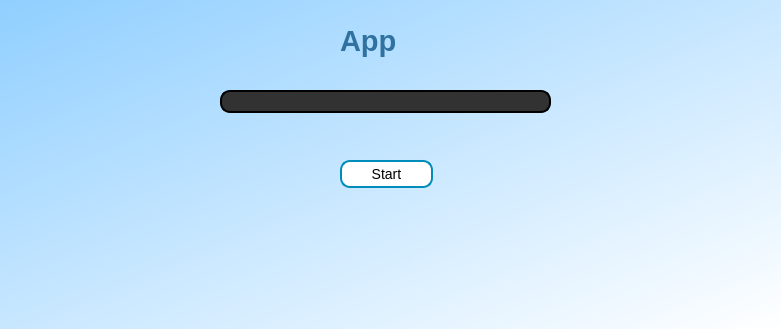
Old version of the form app_front_end.ui in the repository IsmailNaziz/ImagesManager.
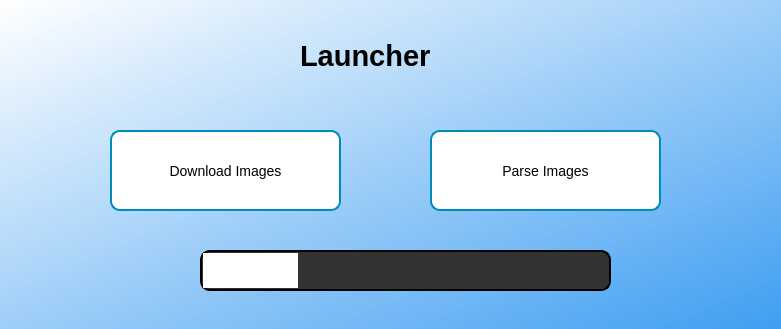
New version of the form.

Diff of the .ui file:
```diff
--- a/app_front_end.ui
+++ b/app_front_end.ui
@@ -15,7 +15,7 @@
   </property>
   <property name="styleSheet">
    <string notr="true">QWidget#main_widget{
-background-color: qlineargradient(spread:pad, x1:0, y1:0, x2:1, y2:1, stop:0 rgba(144, 207, 255, 255), stop:1 rgba(255, 255, 255, 255));
+background-color: qlineargradient(spread:pad, x1:1, y1:1, x2:0, y2:0, stop:0 rgba(19, 138, 242, 0.8), stop:1 rgba(255, 255, 255, 255));
 }
 
 
@@ -36,7 +36,7 @@
 }
 
 QLabel{
-  color:#2F72A0;
+  color:#000000;
 
 }
 
@@ -58,39 +58,23 @@
    <widget class="QPushButton" name="start_button">
     <property name="geometry">
      <rect>
-      <x>340</x>
-      <y>160</y>
-      <width>93</width>
-      <height>28</height>
+      <x>110</x>
+      <y>130</y>
+      <width>231</width>
+      <height>81</height>
      </rect>
     </property>
     <property name="text">
-     <string>Start</string>
-    </property>
-   </widget>
-   <widget class="QProgressBar" name="app_progress_bar">
-    <property name="geometry">
-     <rect>
-      <x>220</x>
-      <y>90</y>
-      <width>331</width>
-      <height>23</height>
-     </rect>
-    </property>
-    <property name="value">
-     <number>0</number>
-    </property>
-    <property name="textVisible">
-     <bool>false</bool>
+     <string>Download Images</string>
     </property>
    </widget>
    <widget class="QLabel" name="title_label">
     <property name="geometry">
      <rect>
-      <x>340</x>
-      <y>10</y>
-      <width>91</width>
-      <height>61</height>
+      <x>300</x>
+      <y>20</y>
+      <width>181</width>
+      <height>71</height>
      </rect>
     </property>
     <property name="font">
@@ -101,7 +85,36 @@
      </font>
     </property>
     <property name="text">
-     <string>App </string>
+     <string>Launcher</string>
+    </property>
+   </widget>
+   <widget class="QPushButton" name="download_images">
+    <property name="geometry">
+     <rect>
+      <x>430</x>
+      <y>130</y>
+      <width>231</width>
+      <height>81</height>
+     </rect>
+    </property>
+    <property name="text">
+     <string>Parse Images</string>
+    </property>
+   </widget>
+   <widget class="QProgressBar" name="app_progress_bar">
+    <property name="geometry">
+     <rect>
+      <x>200</x>
+      <y>250</y>
+      <width>411</width>
+      <height>41</height>
+     </rect>
+    </property>
+    <property name="value">
+     <number>24</number>
+    </property>
+    <property name="textVisible">
+     <bool>false</bool>
     </property>
    </widget>
   </widget>
```
Left out of the diff: 2 changed lines with no effect on the pictures.
